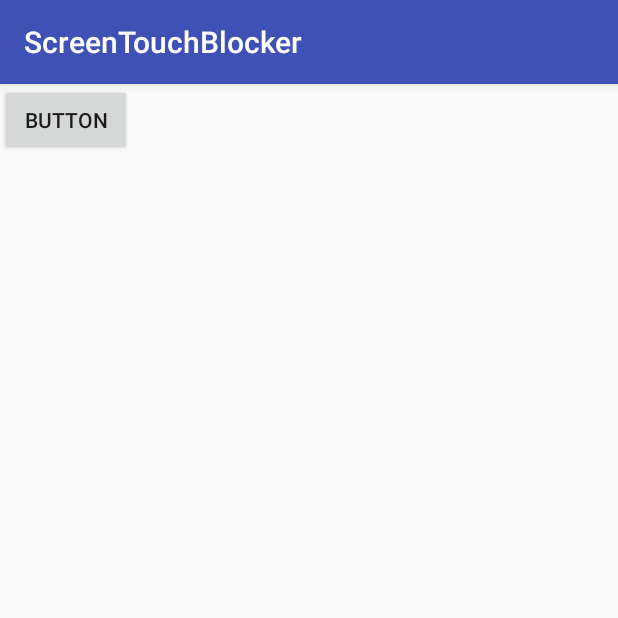
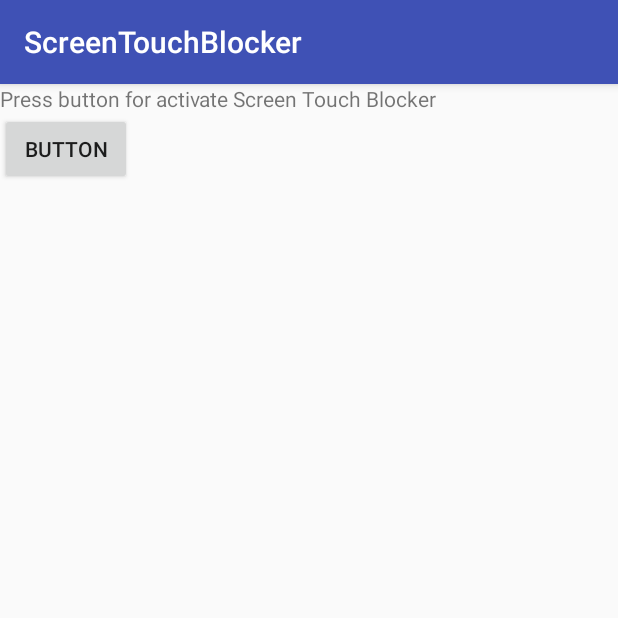
Before and after one commit to rkd628/ScreenTouchBlocker, an Android app: the MainActivity screen opened directly, with no data from a screen before it, on a phone screen of 412 x 824 dp, the top half of it. Run offline under Robolectric (Android 15) with nearby library versions, the phone set to English and light mode, and no system bars; 1 statement that could not run was skipped.

Commit message:
Implemantaion
1. Modify some logic and arrange some codes.
2. Add icon

```diff
--- a/app/src/main/AndroidManifest.xml
+++ b/app/src/main/AndroidManifest.xml
@@ -7,9 +7,9 @@
 
     <application
         android:allowBackup="true"
-        android:icon="@mipmap/ic_launcher"
+        android:icon="@mipmap/sct_launcher"
         android:label="@string/app_name"
-        android:roundIcon="@mipmap/ic_launcher_round"
+        android:roundIcon="@mipmap/sct_launcher"
         android:supportsRtl="true"
         android:theme="@style/AppTheme">
         <activity android:name=".MainActivity">
--- a/app/src/main/res/layout/activity_main.xml
+++ b/app/src/main/res/layout/activity_main.xml
@@ -3,11 +3,18 @@
     android:layout_width="match_parent"
     android:layout_height="match_parent">
 
+    <TextView
+        android:id="@+id/tv"
+        android:layout_width="wrap_content"
+        android:layout_height="wrap_content"
+        android:text="@string/tv_text"/>
+
     <Button
         android:id="@+id/btn"
         android:layout_width="wrap_content"
         android:layout_height="wrap_content"
-        android:text="button"/>
+        android:layout_below="@id/tv"
+        android:text="Button"/>
 
 
 </RelativeLayout>
--- a/app/src/main/res/values/strings.xml
+++ b/app/src/main/res/values/strings.xml
@@ -1,5 +1,10 @@
 <resources>
     <string name="app_name">ScreenTouchBlocker</string>
-    <string name="channel_name">channel_name</string>
-    <string name="channel_description">channel_description</string>
+    <string name="channel_name">Screen Touch Blocker Handle</string>
+    <string name="channel_description">For handling Screen Touch Blocker</string>
+
+    <string name="tv_text">Press button for activate Screen Touch Blocker</string>
+
+    <string name="notification_title">Screen touch blocker</string>
+    <string name="notification_content">Please press notification for turn on Screen Touch Blocker</string>
 </resources>
```
Also changed, not shown: app/src/main/java/com/whatchasay/screentouchblocker/MainActivity.java (+21 -1 lines), app/src/main/java/com/whatchasay/screentouchblocker/ScreenTouchService.java (+32 -27 lines), app/src/main/res/mipmap-hdpi/sct_launcher.png (added).
